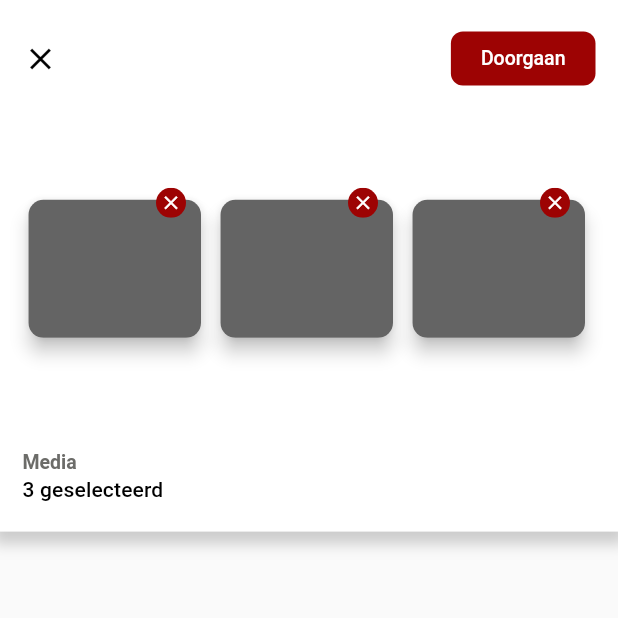
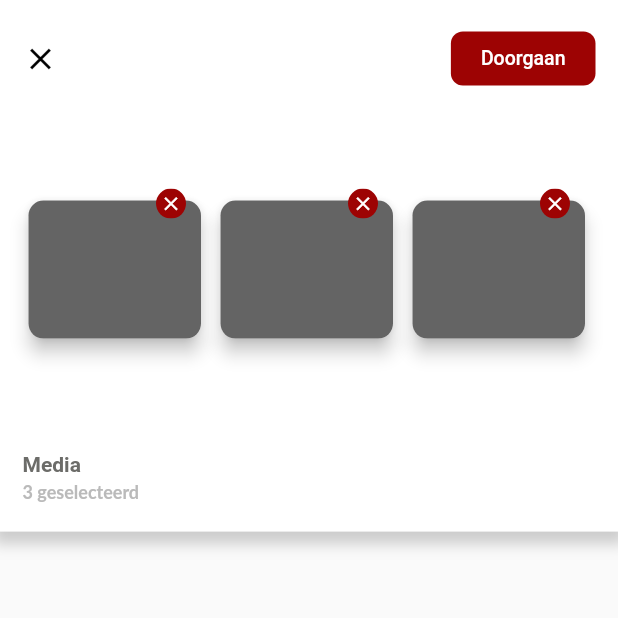
Before and after one commit to LennardDeurman/foodage-flutter, a Flutter app: the screen it shows after launch, on a phone screen of 412 x 824 dp, the top half of it. Run offline on Flutter 3.47's test engine with Material 2 defaults, Android fonts, the phone set to English and light mode, and no system bars; Roboto replaces fonts that are missing (Lato, Montserrat).

Commit message:
Font themes small changes

```diff
--- a/lib/ui/camera/camera_screen.dart
+++ b/lib/ui/camera/camera_screen.dart
@@ -132,7 +132,7 @@ class FoodCameraState extends State<FoodCamera> {
                                               bottom: 3
                                             ),
                                           ),
-                                          Text("3 geselecteerd", style: Theme.of(context).textTheme.subtitle2)
+                                          Text("3 geselecteerd", style: Theme.of(context).textTheme.subtitle1)
                                         ],
                                       ),
                                     )
--- a/lib/ui/fdg_theme.dart
+++ b/lib/ui/fdg_theme.dart
@@ -67,13 +67,13 @@ class FDGTheme {
             fontWeight: FontWeight.bold,
             fontFamily: FDGTheme().fonts.lato,
             color: colors.lightGrey, //Color.fromRGBO(186, 186, 186, 1)
-            fontSize: 11
+            fontSize: 12
         ),
         caption: TextStyle(
             fontWeight: FontWeight.bold,
             fontFamily: fonts.montserrat,
             color: colors.grey, //Color.fromRGBO(108, 105, 105, 1)
-            fontSize: 13
+            fontSize: 14
         )
     );
   }
```
